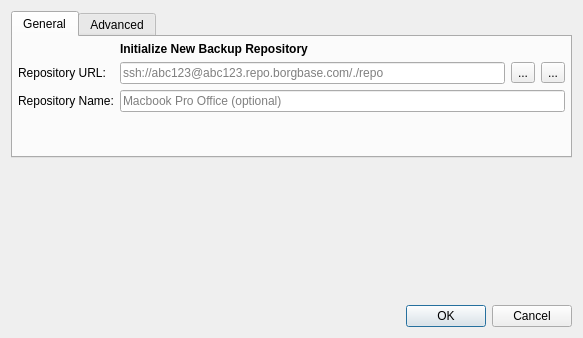
borgbase/vorta, file src/vorta/assets/UI/repoadd.ui: the form before one commit.
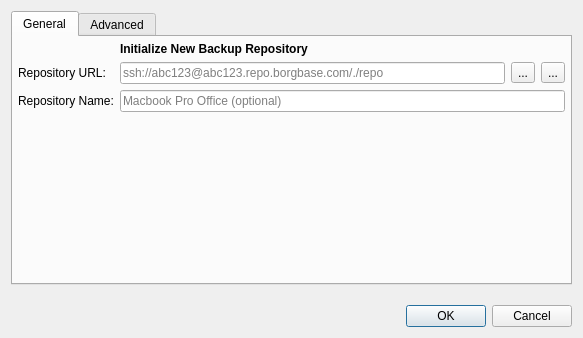
The form after the commit. Icons and pictures are not drawn.

Commit message: Expand existing repo inner widget height

Diff of the .ui file:
```diff
--- a/src/vorta/assets/UI/repoadd.ui
+++ b/src/vorta/assets/UI/repoadd.ui
@@ -58,7 +58,7 @@
      <property name="sizePolicy">
       <sizepolicy hsizetype="Expanding" vsizetype="Preferred">
        <horstretch>0</horstretch>
-       <verstretch>0</verstretch>
+       <verstretch>1</verstretch>
       </sizepolicy>
      </property>
      <property name="currentIndex">
```
The commit also changes 1 other file.
